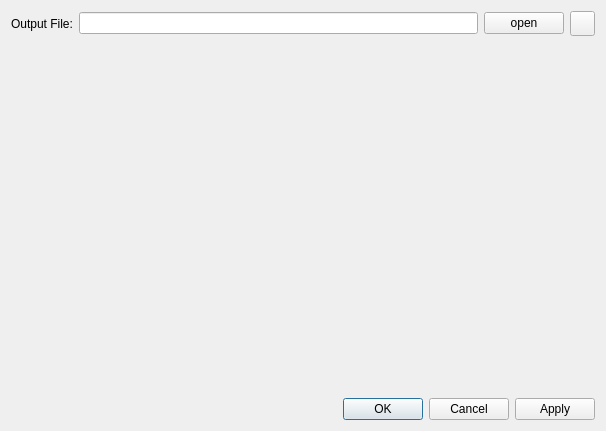
This is src/settings.ui in marvin5300/general-purpose-control as Qt 5 draws it before an edit. The edited form follows.
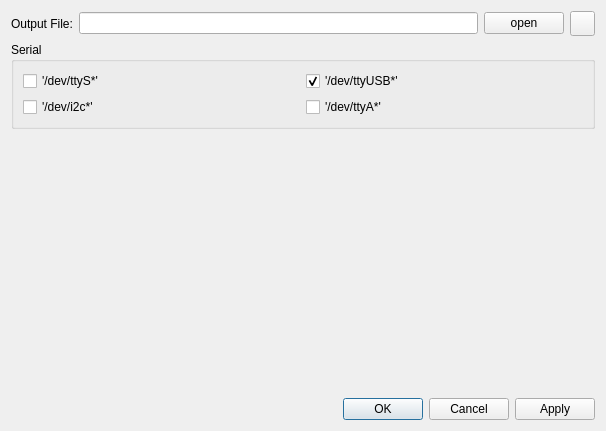
This is the edited form.

Commit message: Added settings functions to select the interfaces to use. Added functionality to some devices, restructuring scpidevice.

What changed in the file:
```diff
--- a/src/settings.ui
+++ b/src/settings.ui
@@ -72,6 +72,46 @@
      </item>
     </layout>
    </item>
+   <item>
+    <widget class="QGroupBox" name="groupBox">
+     <property name="title">
+      <string>Serial</string>
+     </property>
+     <layout class="QGridLayout" name="gridLayout">
+      <item row="2" column="0">
+       <widget class="QCheckBox" name="dev_i2c_box">
+        <property name="text">
+         <string>'/dev/i2c*'</string>
+        </property>
+       </widget>
+      </item>
+      <item row="2" column="1">
+       <widget class="QCheckBox" name="dev_all_box">
+        <property name="text">
+         <string>'/dev/ttyA*'</string>
+        </property>
+       </widget>
+      </item>
+      <item row="0" column="0">
+       <widget class="QCheckBox" name="dev_s_box">
+        <property name="text">
+         <string>'/dev/ttyS*'</string>
+        </property>
+       </widget>
+      </item>
+      <item row="0" column="1">
+       <widget class="QCheckBox" name="dev_usb_box">
+        <property name="text">
+         <string>'/dev/ttyUSB*'</string>
+        </property>
+        <property name="checked">
+         <bool>true</bool>
+        </property>
+       </widget>
+      </item>
+     </layout>
+    </widget>
+   </item>
    <item>
     <spacer name="verticalSpacer">
      <property name="orientation">
```
The commit also changes 28 other files.
